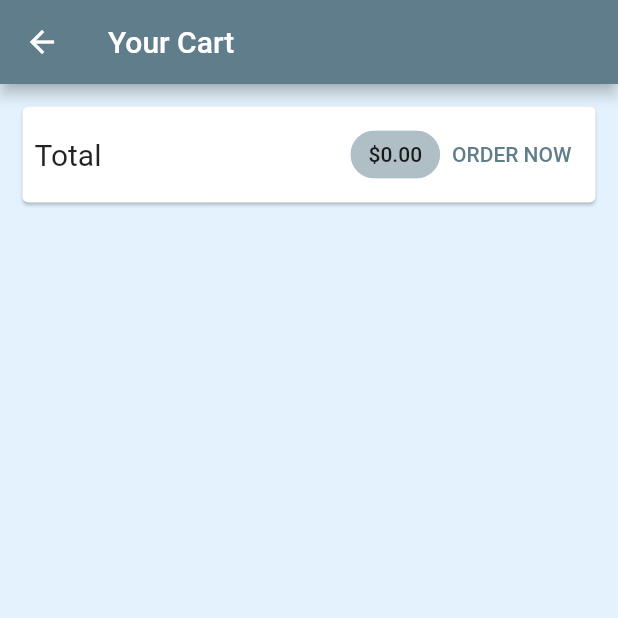
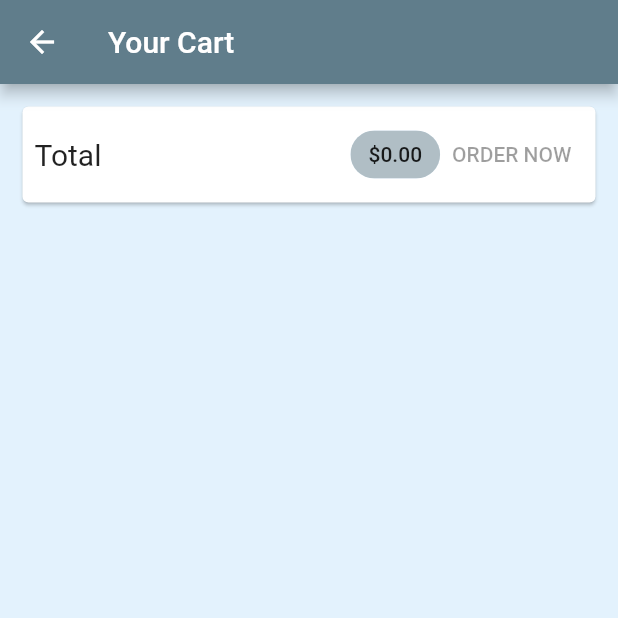
Before and after one commit to MonarchLight/app_market2, a Flutter app: the CartScreen screen opened by its route, on a phone screen of 412 x 824 dp, the top half of it. Run offline on Flutter 3.47's test engine with Material 2 defaults, Android fonts, the phone set to English and light mode, and no system bars; network calls fail; Roboto replaces fonts that are missing (Anton).

Commit message:
Get and post orders

```diff
--- a/lib/screens/cart_screen.dart
+++ b/lib/screens/cart_screen.dart
@@ -36,13 +36,7 @@ class CartScreen extends StatelessWidget {
                     label: Text("\$${cart.totalAmount.toStringAsFixed(2)}"),
                     backgroundColor: Colors.blueGrey[200],
                   ),
-                  TextButton(
-                      onPressed: () {
-                        Provider.of<Orders>(context, listen: false).addOrder(
-                            cart.items.values.toList(), cart.totalAmount);
-                        cart.clear();
-                      },
-                      child: Text("ORDER NOW")),
+                  OrderButton(cart: cart),
                 ],
               ),
             ),
@@ -63,3 +57,37 @@ class CartScreen extends StatelessWidget {
     );
   }
 }
+
+class OrderButton extends StatefulWidget {
+  const OrderButton({
+    Key? key,
+    required this.cart,
+  }) : super(key: key);
+
+  final Cart cart;
+
+  @override
+  State<OrderButton> createState() => _OrderButtonState();
+}
+
+class _OrderButtonState extends State<OrderButton> {
+  var _isLoading = false;
+  @override
+  Widget build(BuildContext context) {
+    return TextButton(
+        onPressed: (widget.cart.totalAmount <= 0 || _isLoading)
+            ? null
+            : () async {
+                setState(() {
+                  _isLoading = true;
+                });
+                await Provider.of<Orders>(context, listen: false).addOrder(
+                    widget.cart.items.values.toList(), widget.cart.totalAmount);
+                setState(() {
+                  _isLoading = false;
+                });
+                widget.cart.clear();
+              },
+        child: _isLoading ? CircularProgressIndicator() : Text("ORDER NOW"));
+  }
+}
```
Also changed, not shown: lib/providers/orders.dart (+40 -3 lines), lib/screens/order_screen.dart (+14 -1 lines).
